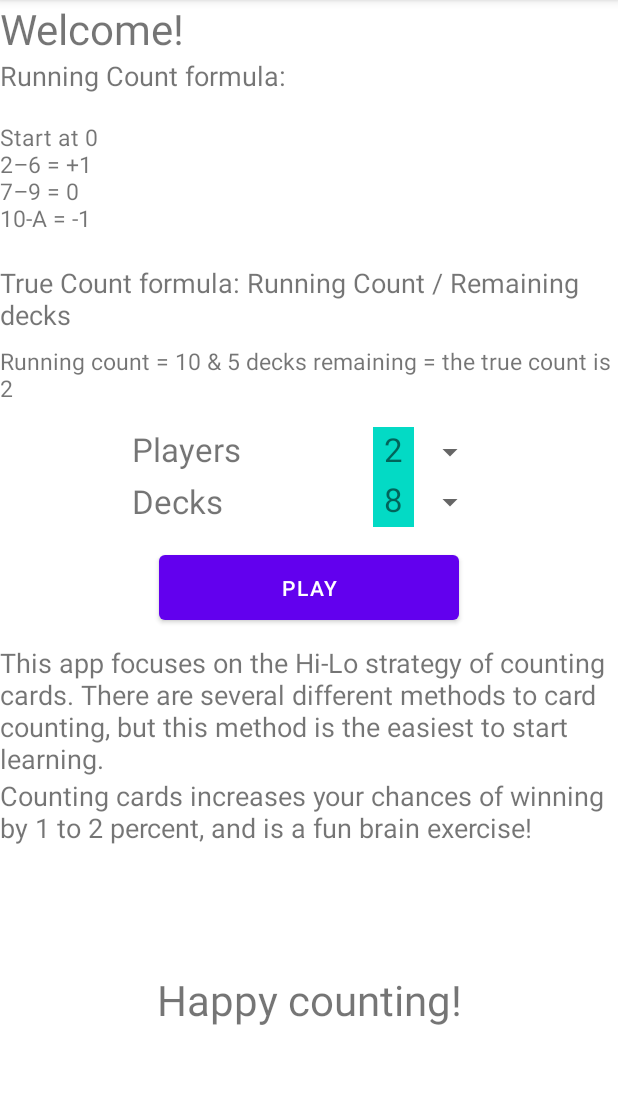
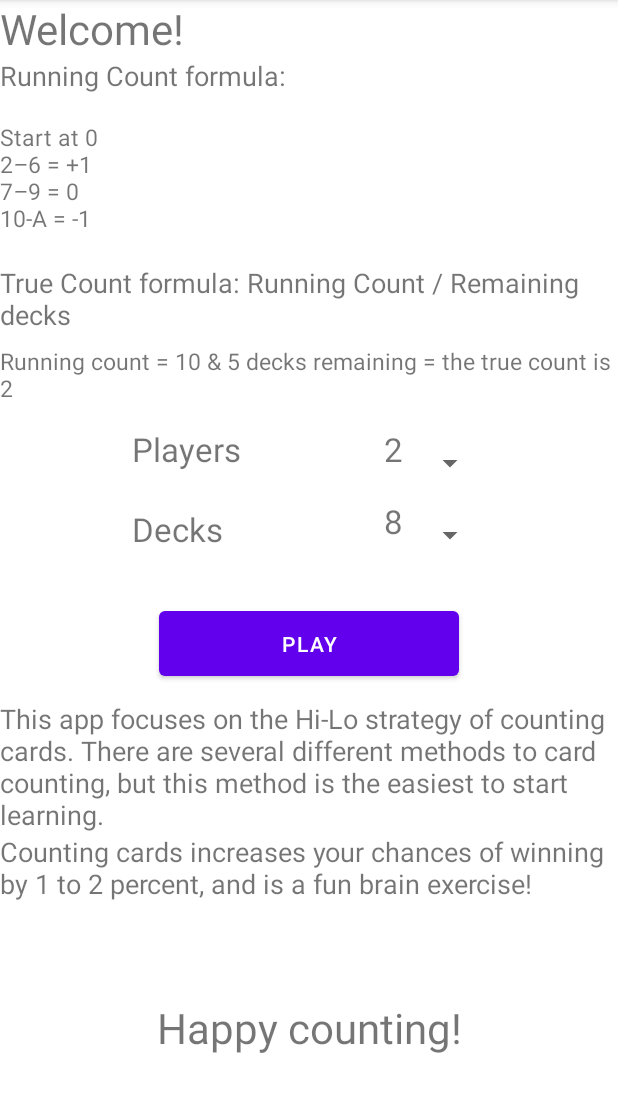
Before and after one commit to scappworks/CountMeIn, an Android app: the screen it shows after launch (MainActivity), on a phone screen of 412 x 824 dp, the part 84-1196 px from its top. Run offline under Robolectric (Android 15) with nearby library versions, the phone set to English and light mode, and no system bars.

Commit message:
change color of spinner and make spinner box size larger in main activity, update comments in project

```diff
--- a/app/src/main/java/com/scappworks/countmein/activities/GameActivity.kt
+++ b/app/src/main/java/com/scappworks/countmein/activities/GameActivity.kt
@@ -20,6 +20,7 @@ class GameActivity : AppCompatActivity() {
         val extras = intent.extras
         val playerCount = extras!!.getString("playerCount")!!.toInt()
         val deckCount = extras.getString("deckCount")!!.toInt()
+        // Variables for this activity
         val gameVariables = GameVariables(playerCount, deckCount)
         val handsRV = findViewById<RecyclerView>(R.id.player_hands_rv)
         var handsRvList = gameVariables.playerHands
@@ -27,7 +28,6 @@ class GameActivity : AppCompatActivity() {
         val linearLayoutManager = LinearLayoutManager(this, LinearLayoutManager.HORIZONTAL, false)
         val nextHandButton = findViewById<Button>(R.id.next_hand_button)
         val showHandsTotalButton = findViewById<Button>(R.id.show_hand_totals_button)
-
 
         gameVariables.updateRunningCount()
 
@@ -41,12 +41,12 @@ class GameActivity : AppCompatActivity() {
             }
         }
 
-        handsRV.adapter = handsRvAdapter
-        handsRV.layoutManager = linearLayoutManager
-
         showHandsTotalButton.setOnClickListener {
             handsRvAdapter.revealed = !handsRvAdapter.revealed
             handsRvAdapter.notifyDataSetChanged()
         }
+
+        handsRV.adapter = handsRvAdapter
+        handsRV.layoutManager = linearLayoutManager
     }
 }
--- a/app/src/main/java/com/scappworks/countmein/activities/MainActivity.kt
+++ b/app/src/main/java/com/scappworks/countmein/activities/MainActivity.kt
@@ -3,6 +3,7 @@ package com.scappworks.countmein.activities
 import android.content.Intent
 import androidx.appcompat.app.AppCompatActivity
 import android.os.Bundle
+import android.view.Gravity
 import android.widget.ArrayAdapter
 import android.widget.Button
 import android.widget.Spinner
@@ -19,16 +20,15 @@ class MainActivity : AppCompatActivity() {
         val playerCountList = resources.getStringArray(R.array.player_count_array).toList()
         val playerCounterAdapter = ArrayAdapter(this, R.layout.player_count, playerCountList)
         val playerCountSpinner = findViewById<Spinner>(R.id.player_spinner)
-        playerCountSpinner.adapter = playerCounterAdapter
-        playerCountSpinner.setSelection(0)
         val deckCountList = resources.getStringArray(R.array.deck_count_array)
         val deckCountAdapter = ArrayAdapter(this, R.layout.player_count, deckCountList)
         val deckCountSpinner = findViewById<Spinner>(R.id.deck_spinner)
+        val playButton = findViewById<Button>(R.id.play_button)
+        val gameIntent = Intent(this, GameActivity::class.java)
+        playerCountSpinner.adapter = playerCounterAdapter
+        playerCountSpinner.setSelection(0)
         deckCountSpinner.adapter = deckCountAdapter
         deckCountSpinner.setSelection(deckCountList.size - 1)
-        val playButton = findViewById<Button>(R.id.play_button)
-        val gameIntent = Intent(this, GameActivity::class.java)
-
 
         runningCountFormulaArray.forEachIndexed {index, it ->
             if (index == 0) {
--- a/app/src/main/java/com/scappworks/countmein/handsrecyclerview/HandsRecyclerViewAdapter.kt
+++ b/app/src/main/java/com/scappworks/countmein/handsrecyclerview/HandsRecyclerViewAdapter.kt
@@ -20,12 +20,12 @@ class HandsAdapter(private val context: Context, handsList: List<GameVariables.P
     }
 
     override fun onBindViewHolder(holder: HandsAdapter.ViewHolder, position: Int) {
-        // to set data to textview and imageview of each card layout
         val model: GameVariables.PlayerHand = handsModelList[position]
         holder.firstCardNumber.text = model.firstCard
         holder.secondCardNumber.text = model.secondCard
         holder.runningCount.text = model.handCount.toString()
 
+        // Hides and reveals the total hand count
         if (revealed) {
             holder.runningCount.visibility = View.VISIBLE
         }
@@ -39,7 +39,7 @@ class HandsAdapter(private val context: Context, handsList: List<GameVariables.P
         return handsModelList.count()
     }
 
-    // View holder class for initializing of your views such as TextView and Imageview.
+    // View holder class for initializing of your views
     class ViewHolder(itemView: View) : RecyclerView.ViewHolder(itemView) {
         val firstCardNumber: TextView
         val secondCardNumber: TextView
--- a/app/src/main/java/com/scappworks/countmein/variables/GameVariables.kt
+++ b/app/src/main/java/com/scappworks/countmein/variables/GameVariables.kt
@@ -55,6 +55,8 @@ data class GameVariables(val playerCount:Int, val deckCount:Int) {
         if (!shoeFinished) {
             for (i in 1..playerCount) {
                 if (tempShoe.count() > 1) {
+                    // Creates a new hand, adds it to the list,
+                    // and removes the 2 used cards from the shoe
                     val hand = PlayerHand(tempShoe[0], tempShoe[1])
                     hands.add(hand)
                     tempShoe.removeAt(0)
@@ -68,6 +70,7 @@ data class GameVariables(val playerCount:Int, val deckCount:Int) {
             this.finished = shoeFinished
         }
 
+        // Prevent the overdrawing of hands at the end of the shoe
         if (this.finished) {
             hands.clear()
             hands.add(PlayerHand("DONE", "DONE"))
--- a/app/src/main/res/layout/activity_main.xml
+++ b/app/src/main/res/layout/activity_main.xml
@@ -65,7 +65,7 @@
     <TextView
         android:id="@+id/players_text"
         android:layout_width="wrap_content"
-        android:layout_height="wrap_content"
+        android:layout_height="48dp"
         app:layout_constraintTop_toBottomOf="@+id/true_count_example"
         app:layout_constraintLeft_toLeftOf="parent"
         app:layout_constraintRight_toLeftOf="@id/player_spinner"
@@ -76,7 +76,9 @@
     <Spinner
         android:id="@+id/player_spinner"
         android:layout_width="75dp"
-        android:layout_height="33dp"
+        android:layout_height="48dp"
+        android:textAlignment="center"
+        android:gravity="center"
         app:layout_constraintTop_toBottomOf="@+id/true_count_example"
         app:layout_constraintLeft_toRightOf="@id/players_text"
         app:layout_constraintRight_toRightOf="parent"
@@ -85,7 +87,9 @@
     <Spinner
         android:id="@+id/deck_spinner"
         android:layout_width="75dp"
-        android:layout_height="33dp"
+        android:layout_height="48dp"
+        android:textAlignment="center"
+        android:gravity="center"
         app:layout_constraintTop_toBottomOf="@+id/player_spinner"
         app:layout_constraintLeft_toLeftOf="@id/player_spinner"
         app:layout_constraintVertical_chainStyle="packed" />
@@ -104,7 +108,7 @@
     <TextView
         android:id="@+id/decks_text"
         android:layout_width="wrap_content"
-        android:layout_height="wrap_content"
+        android:layout_height="48dp"
         app:layout_constraintTop_toBottomOf="@+id/players_text"
         app:layout_constraintLeft_toLeftOf="@id/players_text"
         app:layout_constraintVertical_chainStyle="packed"
--- a/app/src/main/res/layout/player_count.xml
+++ b/app/src/main/res/layout/player_count.xml
@@ -2,7 +2,6 @@
 <TextView xmlns:android="http://schemas.android.com/apk/res/android"
     android:layout_width="match_parent"
     android:layout_height="match_parent"
-    android:background="@color/teal_200"
     android:textSize="22sp"
     android:textAlignment="center"
     android:gravity="center_horizontal" />
```
